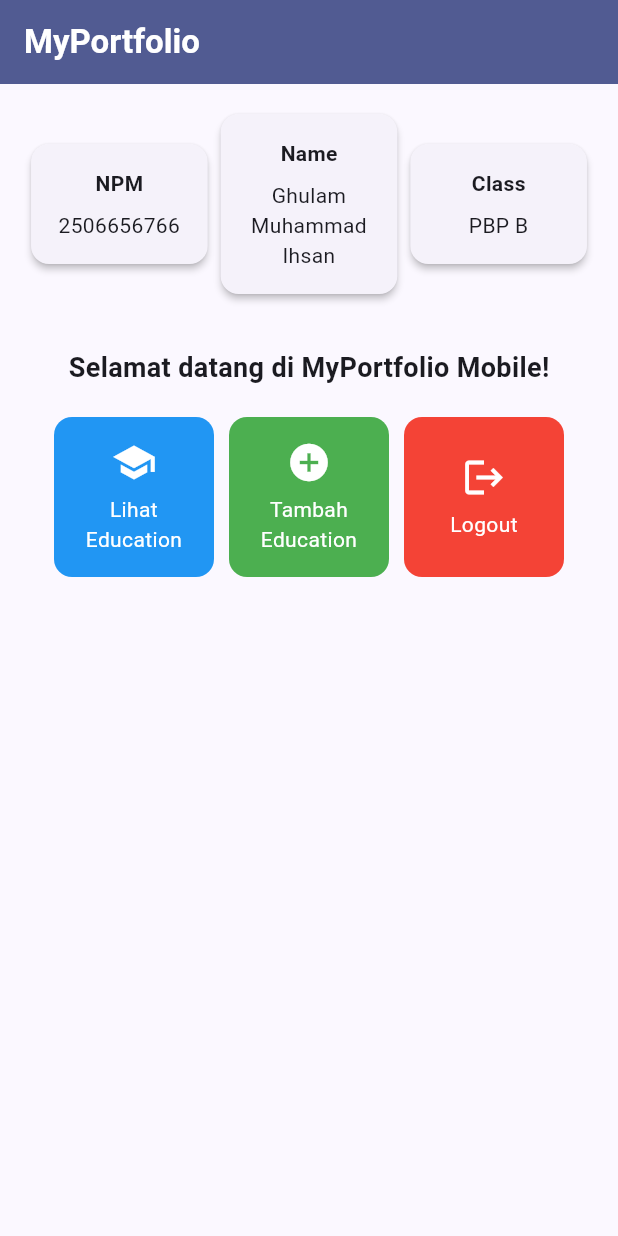
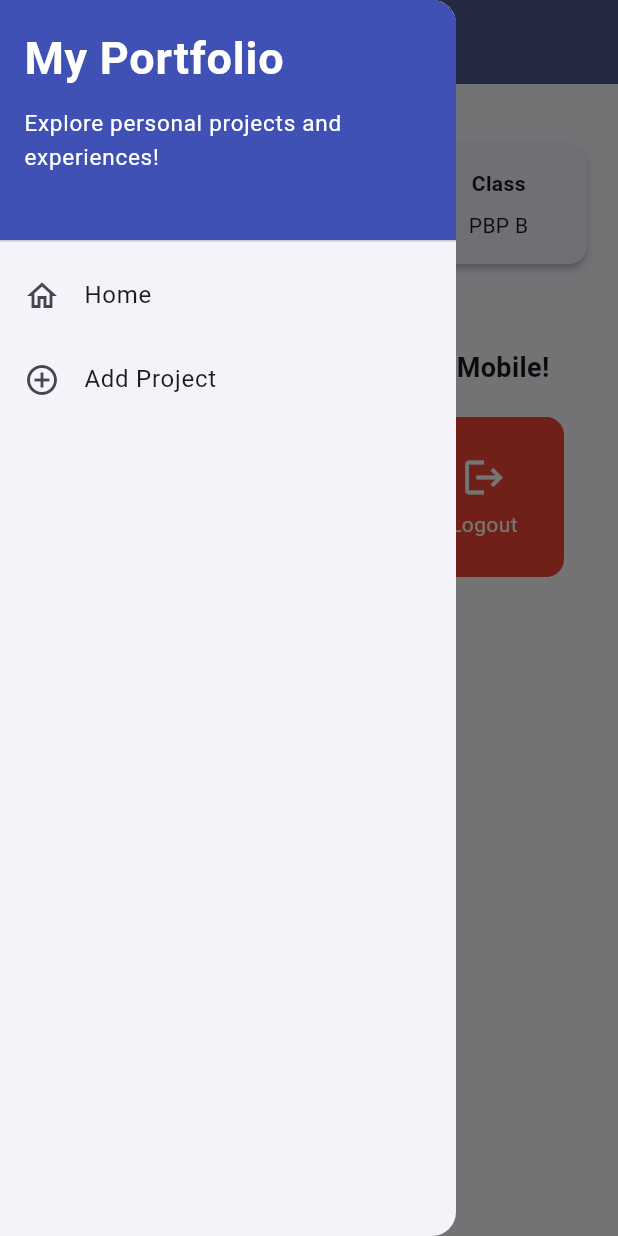
Before and after one commit to lammsann/myportofolio_mobile, a Flutter app: the screen it shows after launch, with the side drawer open (before the commit the screen has no drawer), on a phone screen of 412 x 824 dp. Run offline on Flutter 3.47's test engine with Material 3 defaults, Android fonts, the phone set to English and light mode, and no system bars; our stand-ins replace material_ui.

Commit message:
Tutorial 09: Flutter Navigation, Layouts, Forms, and Input Elements

```diff
--- a/lib/main.dart
+++ b/lib/main.dart
@@ -1,5 +1,5 @@
-import 'package:flutter/material.dart';
-import 'package:myportofolio_mobile/menu.dart';
+import 'package:material_ui/material_ui.dart';
+import 'package:myportofolio_mobile/screens/menu.dart';
 
 void main() {
   runApp(const MyApp());
--- a/lib/menu.dart
+++ b/lib/screens/menu.dart
@@ -1,4 +1,6 @@
-import 'package:flutter/material.dart';
+import 'package:material_ui/material_ui.dart';
+import 'package:myportofolio_mobile/widgets/left_drawer.dart';
+import 'package:myportofolio_mobile/widgets/project_card.dart';
 
 class MyHomePage extends StatelessWidget {
   MyHomePage({super.key});
@@ -21,10 +23,15 @@ class MyHomePage extends StatelessWidget {
       appBar: AppBar(
         title: const Text(
           'MyPortfolio',
-          style: TextStyle(color: Colors.white, fontWeight: FontWeight.bold),
+          style: TextStyle(
+            color: Colors.white,
+            fontWeight: FontWeight.bold,
+          ),
         ),
         backgroundColor: Theme.of(context).colorScheme.primary,
+        iconTheme: const IconThemeData(color: Colors.white),
       ),
+      drawer: const LeftDrawer(),
       // Body halaman utama dengan padding di sekelilingnya.
       body: Padding(
         padding: const EdgeInsets.all(16.0),
@@ -117,49 +124,3 @@ class ItemHomepage {
 
   ItemHomepage(this.name, this.icon, this.color);
 }
-
-class ItemCard extends StatelessWidget {
-  final ItemHomepage item;
-
-  const ItemCard(this.item, {super.key});
-
-  @override
-  Widget build(BuildContext context) {
-    return Material(
-      // Menggunakan warna spesifik dari masing-masing item.
-      color: item.color,
-      borderRadius: BorderRadius.circular(12),
-      child: InkWell(
-        borderRadius: BorderRadius.circular(12),
-        // Aksi ketika kartu ditekan oleh pengguna.
-        onTap: () {
-          // Menampilkan SnackBar dengan pesan interaktif.
-          ScaffoldMessenger.of(context)
-            ..hideCurrentSnackBar()
-            ..showSnackBar(
-              SnackBar(
-                content: Text("Kamu telah menekan tombol ${item.name}!"),
-              ),
-            );
-        },
-        child: Container(
-          padding: const EdgeInsets.all(8),
-          child: Center(
-            child: Column(
-              mainAxisAlignment: MainAxisAlignment.center,
-              children: [
-                Icon(item.icon, color: Colors.white, size: 30.0),
-                const Padding(padding: EdgeInsets.all(3)),
-                Text(
-                  item.name,
-                  textAlign: TextAlign.center,
-                  style: const TextStyle(color: Colors.white),
-                ),
-              ],
-            ),
-          ),
-        ),
-      ),
-    );
-  }
-}
--- /dev/null
+++ b/lib/widgets/left_drawer.dart
@@ -0,0 +1,69 @@
+import 'package:material_ui/material_ui.dart';
+import 'package:myportofolio_mobile/screens/menu.dart';
+import 'package:myportofolio_mobile/screens/project_form.dart';
+
+class LeftDrawer extends StatelessWidget {
+  const LeftDrawer({super.key});
+
+  @override
+  Widget build(BuildContext context) {
+    return Drawer(
+      child: ListView(
+        children: [
+          const DrawerHeader(
+            decoration: BoxDecoration(
+              color: Colors.indigo,
+            ),
+            child: Column(
+              crossAxisAlignment: CrossAxisAlignment.start,
+              children: [
+                Text(
+                  'My Portfolio',
+                  style: TextStyle(
+                    fontSize: 30,
+                    fontWeight: FontWeight.bold,
+                    color: Colors.white,
+                  ),
+                ),
+                SizedBox(height: 10),
+                Text(
+                  'Explore personal projects and experiences!',
+                  style: TextStyle(
+                    fontSize: 15,
+                    color: Colors.white,
+                  ),
+                ),
+              ],
+            ),
+          ),
+          ListTile(
+            leading: const Icon(Icons.home_outlined),
+            title: const Text('Home'),
+            // Navigasi ke halaman utama portofolio
+            onTap: () {
+              Navigator.pushReplacement(
+                context,
+                MaterialPageRoute(
+                  builder: (context) => MyHomePage(),
+                ),
+              );
+            },
+          ),
+          ListTile(
+            leading: const Icon(Icons.add_circle_outline),
+            title: const Text('Add Project'),
+            // Navigasi ke halaman tambah proyek
+            onTap: () {
+              Navigator.pushReplacement(
+                context,
+                MaterialPageRoute(
+                  builder: (context) => const ProjectFormPage(),
+                ),
+              );
+            },
+          ),
+        ],
+      ),
+    );
+  }
+}
--- /dev/null
+++ b/lib/widgets/project_card.dart
@@ -0,0 +1,60 @@
+import 'package:material_ui/material_ui.dart';
+import 'package:myportofolio_mobile/screens/menu.dart';
+import 'package:myportofolio_mobile/screens/project_form.dart';
+
+class ItemCard extends StatelessWidget {
+  final ItemHomepage item;
+
+  const ItemCard(this.item, {super.key});
+
+  @override
+  Widget build(BuildContext context) {
+    return Material(
+      // Menggunakan warna spesifik dari masing-masing item.
+      color: item.color,
+      borderRadius: BorderRadius.circular(12),
+      child: InkWell(
+        borderRadius: BorderRadius.circular(12),
+        // Area responsif terhadap sentuhan
+        onTap: () {
+          // Memunculkan SnackBar ketika diklik
+          ScaffoldMessenger.of(context)
+            ..hideCurrentSnackBar()
+            ..showSnackBar(
+              SnackBar(
+                content: Text("Kamu telah menekan tombol ${item.name}!"),
+              ),
+            );
+
+          // Navigate ke halaman yang sesuai
+          if (item.name == "Tambah Proyek" ||
+              item.name == "Tambah Education") {
+            Navigator.push(
+              context,
+              MaterialPageRoute(
+                builder: (context) => const ProjectFormPage(),
+              ),
+            );
+          }
+        },
+        child: Container(
+          padding: const EdgeInsets.all(8),
+          child: Center(
+            child: Column(
+              mainAxisAlignment: MainAxisAlignment.center,
+              children: [
+                Icon(item.icon, color: Colors.white, size: 30.0),
+                const Padding(padding: EdgeInsets.all(3)),
+                Text(
+                  item.name,
+                  textAlign: TextAlign.center,
+                  style: const TextStyle(color: Colors.white),
+                ),
+              ],
+            ),
+          ),
+        ),
+      ),
+    );
+  }
+}
--- a/pubspec.yaml
+++ b/pubspec.yaml
@@ -34,6 +34,7 @@ dependencies:
   # The following adds the Cupertino Icons font to your application.
   # Use with the CupertinoIcons class for iOS style icons.
   cupertino_icons: ^1.0.8
+  material_ui: ^1.11.1
 
 dev_dependencies:
   flutter_test:
```
Also changed, not shown: lib/screens/project_form.dart (added, +217 -0 lines), pubspec.lock.
